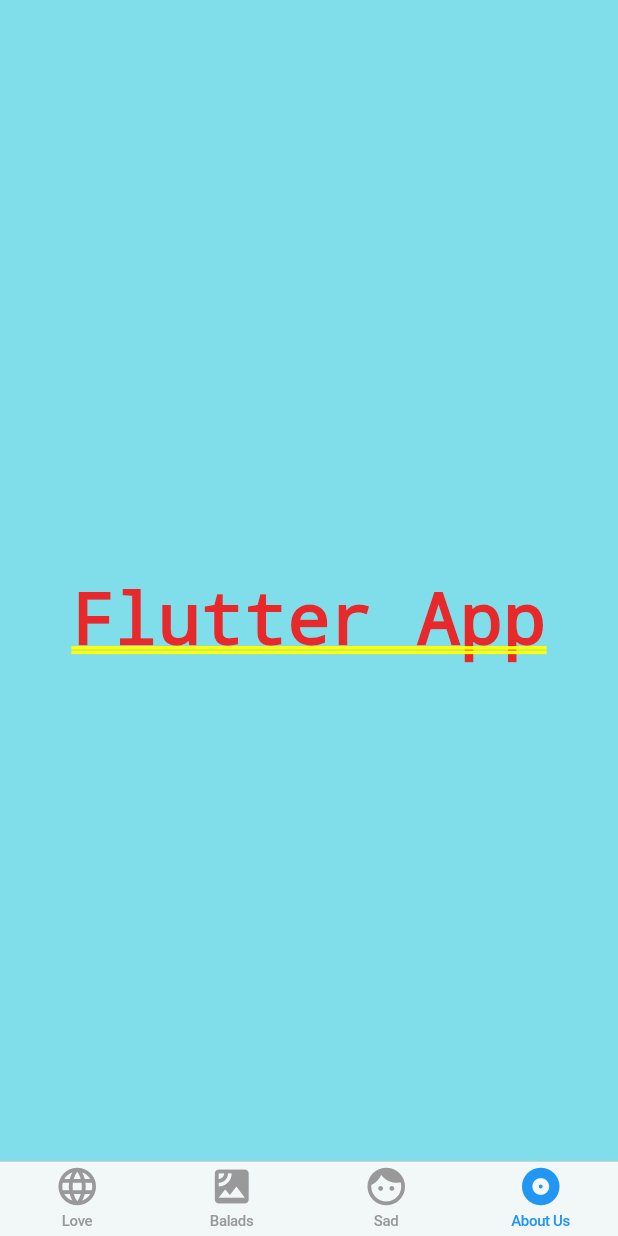
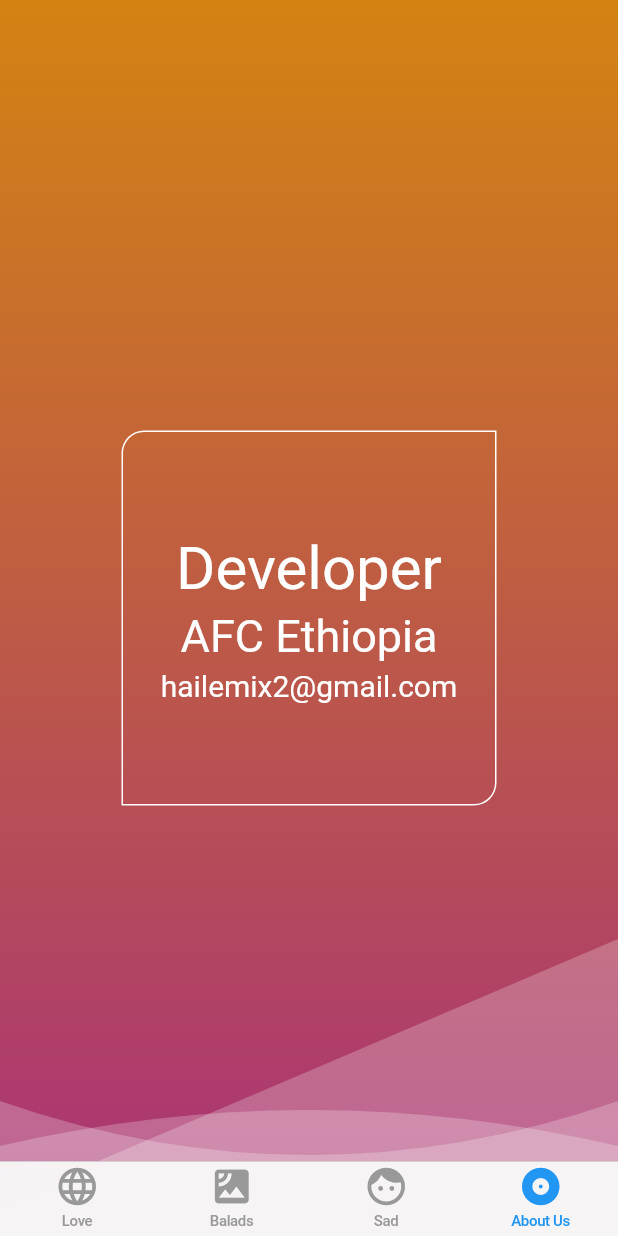
Before and after one commit to hailemix/EnenaAnchi_Flutter, a Flutter app: the screen it shows after launch, item 4 of the bottom bar chosen, on a phone screen of 412 x 824 dp. Run offline on Flutter 3.47's test engine with Material 2 defaults, Android fonts, the phone set to English and light mode, and no system bars; our stand-ins replace simple_animations.

Commit message:
About Us Animation is added

```diff
--- a/lib/about_us.dart
+++ b/lib/about_us.dart
@@ -1,18 +1,164 @@
+import 'dart:math';
+import 'package:flutter/material.dart';
+import 'package:simple_animations/simple_animations.dart';
 
-import 'package:flutter/material.dart';
+class FancyBackgroundApp extends StatelessWidget {
+  @override
+  Widget build(BuildContext context) {
+    return Stack(
+      children: <Widget>[
+        Positioned.fill(child: AnimatedBackground()),
+        onBottom(AnimatedWave(
+          height: 180,
+          speed: 1.0,
+        )),
+        onBottom(AnimatedWave(
+          height: 120,
+          speed: 0.9,
+          offset: pi,
+        )),
+        onBottom(AnimatedWave(
+          height: 220,
+          speed: 1.2,
+          offset: pi / 2,
+        )),
+        Center(
+          child:Container(
+          width: 250,
+          height: 250,
+          decoration: BoxDecoration(
 
-class AboutUs extends StatefulWidget {
-  @override
-  _AboutUsState createState() => _AboutUsState();
+            border: Border.all(style: BorderStyle.solid,color: Colors.white),
+            shape: BoxShape.rectangle,
+            borderRadius: BorderRadius.only(topLeft: Radius.circular(15.0),bottomRight: Radius.circular(15.0))
+            ) ,
+          child: Column(
+              mainAxisAlignment: MainAxisAlignment.center,
+              children: <Widget>[
+                myTextWidget('Developer',40.0),
+                myTextWidget('AFC Ethiopia', 30.0),
+                myTextWidget('hailemix2@gmail.com', 20.0)
+              ],
+            ),
+          ),
+        ),
+        ]
+    );
+  }
+
+ myTextWidget(String child, double myFontSize) {
+  return Material(
+    type: MaterialType.transparency,
+      child: Padding(
+      padding: const EdgeInsets.all(2.0),
+      child: Text(
+        child,
+        style: TextStyle(fontSize:myFontSize,color: Colors.white),
+      ),
+    ),
+  );
+ }
+  onBottom(Widget child) => Positioned.fill(
+        child: Align(
+          alignment: Alignment.bottomCenter,
+          child: child,
+        ),
+      );
+
+
 }
 
-class _AboutUsState extends State<AboutUs> {
+class AnimatedWave extends StatelessWidget {
+  final double height;
+  final double speed;
+  final double offset;
+
+  AnimatedWave({this.height, this.speed, this.offset = 0.0});
 
   @override
   Widget build(BuildContext context) {
-
-  return Container(
-    child: Center(child: Text('Flutter App'),),
-  );
+    return LayoutBuilder(builder: (context, constraints) {
+      return Container(
+        height: height,
+        width: constraints.biggest.width,
+        child: ControlledAnimation(
+            playback: Playback.LOOP,
+            duration: Duration(milliseconds: (5000 / speed).round()),
+            tween: Tween(begin: 0.0, end: 2 * pi),
+            builder: (context, value) {
+              return CustomPaint(
+                foregroundPainter: CurvePainter(value + offset),
+              );
+            }),
+      );
+    });
   }
 }
+
+class CurvePainter extends CustomPainter {
+  final double value;
+
+  CurvePainter(this.value);
+
+  @override
+  void paint(Canvas canvas, Size size) {
+    final white = Paint()..color = Colors.white.withAlpha(60);
+    final path = Path();
+
+    final y1 = sin(value);
+    final y2 = sin(value + pi / 2);
+    final y3 = sin(value + pi);
+
+    final startPointY = size.height * (0.5 + 0.4 * y1);
+    final controlPointY = size.height * (0.5 + 0.4 * y2);
+    final endPointY = size.height * (0.5 + 0.4 * y3);
+
+    path.moveTo(size.width * 0, startPointY);
+    path.quadraticBezierTo(
+        size.width * 0.5, controlPointY, size.width, endPointY);
+    path.lineTo(size.width, size.height);
+    path.lineTo(0, size.height);
+    path.close();
+    canvas.drawPath(path, white);
+  }
+
+  @override
+  bool shouldRepaint(CustomPainter oldDelegate) {
+    return true;
+  }
+}
+
+class AnimatedBackground extends StatelessWidget {
+  @override
+  Widget build(BuildContext context) {
+    final tween = MultiTrackTween([
+      Track("color1").add(Duration(seconds: 3),
+          ColorTween(begin: Color(0xffD38312), end: Colors.lightBlue.shade900)),
+      Track("color2").add(Duration(seconds: 3),
+          ColorTween(begin: Color(0xffA83279), end: Colors.blue.shade600))
+    ]);
+
+    return ControlledAnimation(
+      playback: Playback.MIRROR,
+      tween: tween,
+      duration: tween.duration,
+      builder: (context, animation) {
+        return Container(
+          decoration: BoxDecoration(
+              gradient: LinearGradient(
+                  begin: Alignment.topCenter,
+                  end: Alignment.bottomCenter,
+                  colors: [animation["color1"], animation["color2"]])),
+        );
+      },
+    );
+  }
+}
+
+
+class AboutUs extends StatelessWidget {
+  @override
+  Widget build(BuildContext context) {
+    return  FancyBackgroundApp();
+  }
+}
--- a/lib/main.dart
+++ b/lib/main.dart
@@ -2,8 +2,6 @@
 import 'package:enena_anchi/json_model.dart';
 import 'package:flutter/cupertino.dart';
 import 'package:flutter/material.dart';
-
-
 
 
 void main() => runApp(MyApp());
--- a/pubspec.yaml
+++ b/pubspec.yaml
@@ -19,6 +19,7 @@
 dependencies:
   flutter:
     sdk: flutter
+  simple_animations: ^1.3.3
 
   # The following adds the Cupertino Icons font to your application.
   # Use with the CupertinoIcons class for iOS style icons.
```
Also changed, not shown: pubspec.lock.
